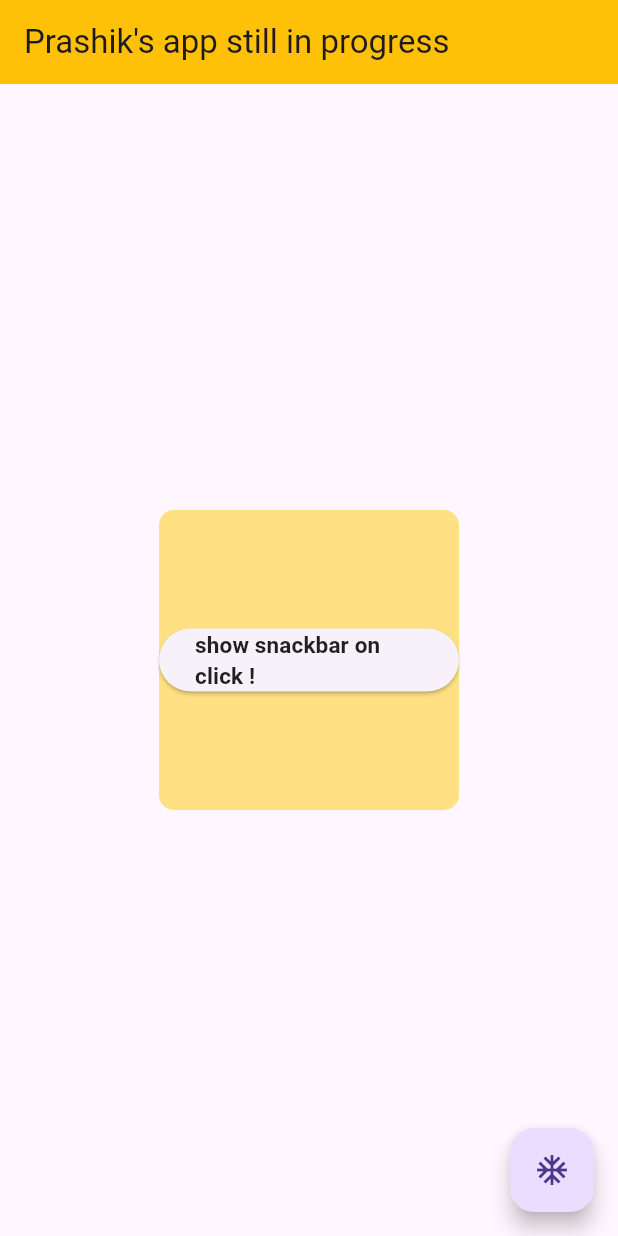
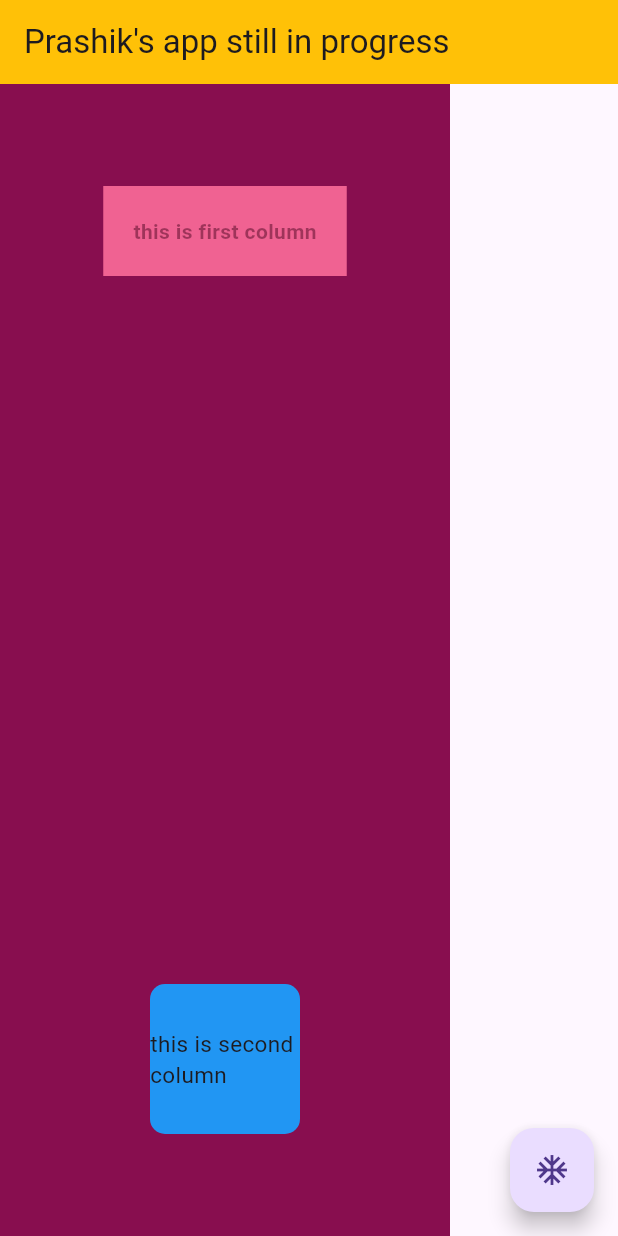
Before and after one commit to PrashikWankhadeSCOE/Flutter_Udemy, a Flutter app: the screen it shows after launch, on a phone screen of 412 x 824 dp. Run offline on Flutter 3.47's test engine with Material 3 defaults, Android fonts, the phone set to English and light mode, and no system bars.

Commit message:
column padding and sizedbox

```diff
--- a/02_Flutter/lib/main.dart
+++ b/02_Flutter/lib/main.dart
@@ -17,15 +17,45 @@ class MyApp extends StatelessWidget {
             title: const Text("Prashik's app still in progress"),
             backgroundColor: Colors.amber,
           ),
-          body: Center(
-            child: Container(
-                height: 200,
-                width: 200,
-                decoration: BoxDecoration(
-                  color: Colors.amber[200],
-                  borderRadius: BorderRadius.circular(10),
+          body: Container(
+            color: Colors.pink[900],
+            child: Column(
+              mainAxisSize: MainAxisSize.max,
+              mainAxisAlignment: MainAxisAlignment.spaceAround,
+              // crossAxisAlignment: CrossAxisAlignment.center,
+              children: [
+                Container(
+                  color: Colors.pink[300],
+                  child: const Padding(
+                    padding: EdgeInsets.all(20.0),
+                    child: Text(
+                      'this is first column',
+                      style: TextStyle(
+                          color: Color.fromARGB(161, 111, 025, 58),
+                          fontWeight: FontWeight.bold),
+                    ),
+                  ),
                 ),
-                child: const Center(child: SnackBarExample())),
+                const SizedBox(
+                  height: 200,
+                  width: 300,
+                ),
+                Container(
+                  height: 100,
+                  width: 100,
+                  decoration: BoxDecoration(
+                    borderRadius: BorderRadius.circular(10),
+                    color: Colors.blue,
+                  ),
+                  child: const Center(
+                    child: Text(
+                      'this is second column',
+                      style: TextStyle(fontSize: 15),
+                    ),
+                  ),
+                )
+              ],
+            ),
           ),
           floatingActionButton: FloatingActionButton(
             onPressed: () => debugPrint('Clicked'),
```
